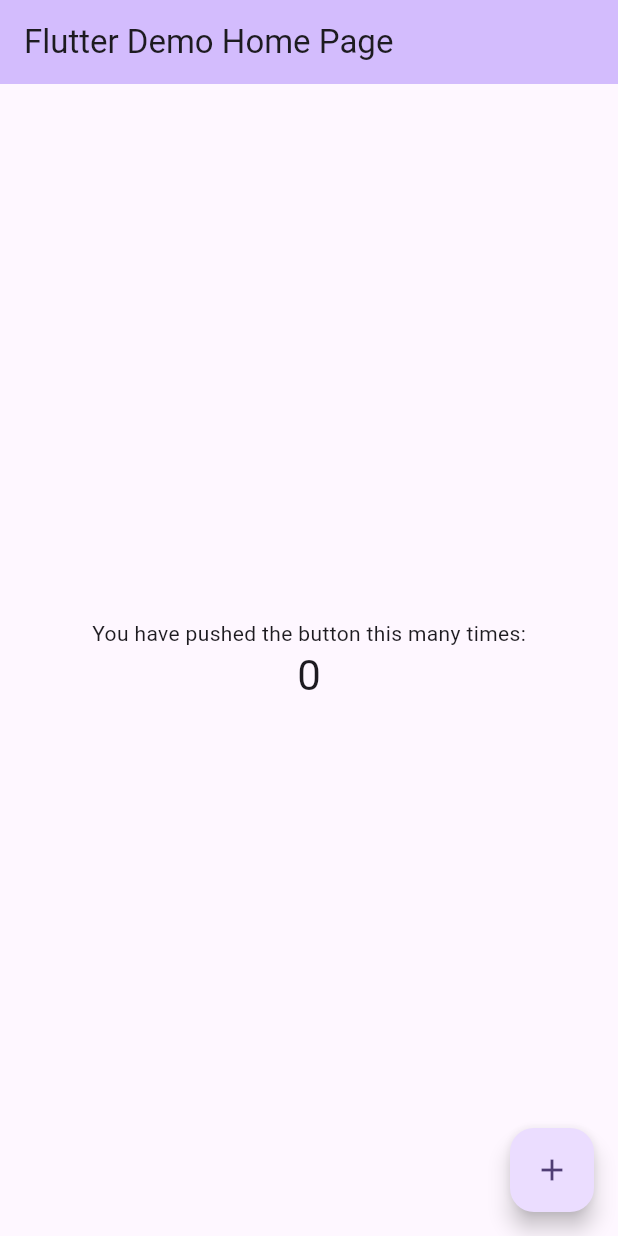
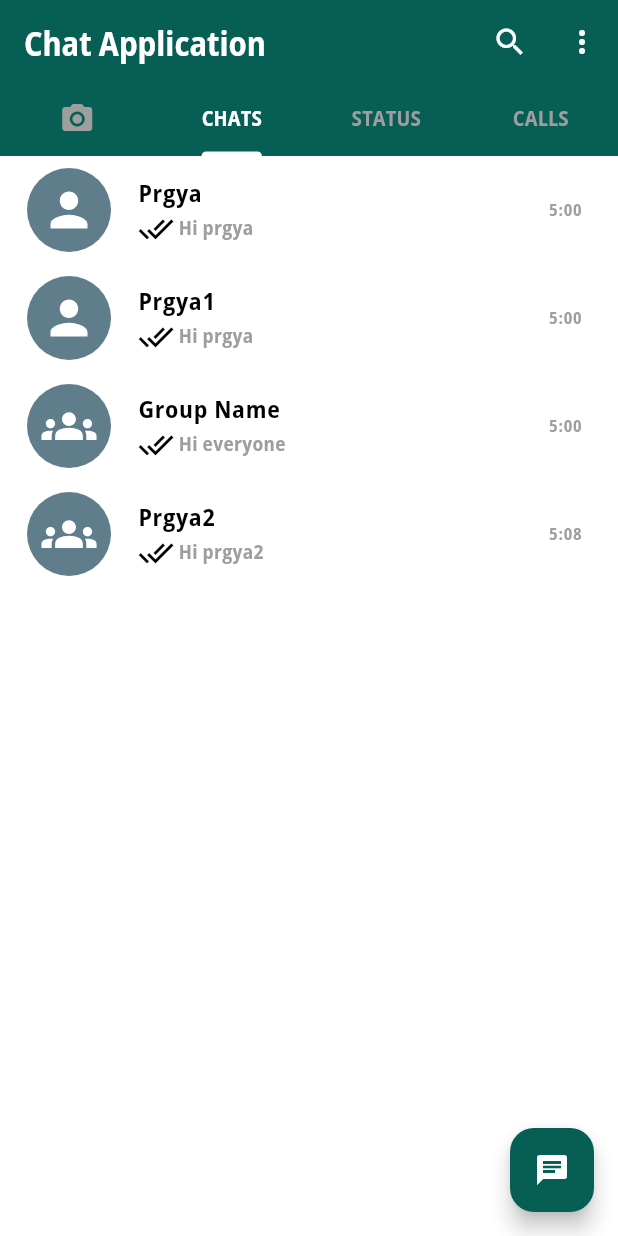
Before and after one commit to ishajangir2002/flutter-chat-application, a Flutter app: the screen it shows after launch, on a phone screen of 412 x 824 dp. Run offline on Flutter 3.47's test engine with Material 2 defaults, Android fonts, the phone set to English and light mode, and no system bars; our stand-ins replace flutter_svg.

Commit message:
chat page is ready

```diff
--- /dev/null
+++ b/lib/CustomUI/CustomCard.dart
@@ -0,0 +1,75 @@
+import 'package:chat_application/Models/Chatmodels.dart';
+import 'package:chat_application/Screens/IndividualScreen.dart';
+import 'package:flutter/material.dart';
+import 'package:flutter_svg/flutter_svg.dart';
+
+class CustomCard extends StatelessWidget {
+  Chatmodels chatmodel;
+
+  CustomCard({
+    super.key,
+    required this.chatmodel,
+  });
+
+  @override
+  Widget build(BuildContext context) {
+    return InkWell(
+      onTap: () {
+        Navigator.push(
+          context,
+          MaterialPageRoute(
+            builder: (context) => Individual(
+              chatModel: chatmodel,
+            ),
+          ),
+        );
+      },
+      child: Column(
+        children: [
+          ListTile(
+            leading: CircleAvatar(
+              radius: 30,
+              backgroundColor: Colors.blueGrey,
+              child: SvgPicture.asset(
+                (chatmodel.isGroup)
+                    ? "assets/groups.svg"
+                    : "assets/Person1.svg",
+                color: Colors.white,
+                height: 37,
+                width: 37,
+              ),
+            ),
+            title: Text(
+              chatmodel.name,
+              style: TextStyle(
+                color: Colors.black,
+                fontSize: 16,
+                fontWeight: FontWeight.bold,
+              ),
+            ),
+            subtitle: Row(
+              children: [
+                Icon(
+                  Icons.done_all,
+                  color: Colors.black,
+                ),
+                SizedBox(width: 3),
+                Text(
+                  chatmodel.currentMessage,
+                  style: TextStyle(
+                    fontSize: 13,
+                    color: Colors.grey,
+                  ),
+                )
+              ],
+            ),
+            trailing: Text(
+              chatmodel.time,
+              style: TextStyle(color: Colors.grey),
+            ),
+          ),
+        ],
+      ),
+    );
+  }
+}
--- /dev/null
+++ b/lib/Models/Chatmodels.dart
@@ -0,0 +1,14 @@
+class Chatmodels {
+  String name;
+  String icon;
+  bool isGroup;
+  String time;
+  String currentMessage;
+  Chatmodels({
+    required this.name,
+    required this.icon,
+    required this.isGroup,
+    required this.time,
+    required this.currentMessage,
+  });
+}
--- /dev/null
+++ b/lib/Screens/HomeScreen.dart
@@ -0,0 +1,135 @@
+import 'package:chat_application/pages/ChatPage.dart';
+import 'package:flutter/material.dart';
+
+class HomeScreen extends StatefulWidget {
+  const HomeScreen({super.key});
+
+  @override
+  State<HomeScreen> createState() => _HomeScreenState();
+}
+
+class _HomeScreenState extends State<HomeScreen>
+    with SingleTickerProviderStateMixin {
+  late TabController _controller;
+
+  @override
+  void initState() {
+    super.initState();
+    _controller = TabController(length: 4, vsync: this, initialIndex: 1);
+  }
+
+  @override
+  Widget build(BuildContext context) {
+    return Scaffold(
+      appBar: AppBar(
+        backgroundColor: const Color(0xff075e54),
+        title: Text(
+          "Chat Application",
+          style: TextStyle(
+            color: Colors.white,
+          ),
+        ),
+        actions: [
+          IconButton(
+            icon: Icon(
+              Icons.search,
+              color: Colors.white,
+            ),
+            onPressed: () {
+              //Naviagte to search Page
+            },
+          ),
+          PopupMenuButton<String>(
+            color: Colors.white,
+            onSelected: (String value) {
+              print(value);
+            },
+            itemBuilder: (BuildContext context) {
+              return [
+                PopupMenuItem(
+                  child: const Text(
+                    "New group",
+                    style: TextStyle(
+                      color: Colors.black,
+                    ),
+                  ),
+                  value: "New group",
+                ),
+                PopupMenuItem(
+                  child: const Text(
+                    "New broadcast",
+                    style: TextStyle(
+                      color: Colors.black,
+                    ),
+                  ),
+                  value: "New broadcast",
+                ),
+                PopupMenuItem(
+                  child: Text(
+                    "Whatsapp Web",
+                    style: TextStyle(
+                      color: Colors.black,
+                    ),
+                  ),
+                  value: "Whatsapp Web",
+                ),
+                PopupMenuItem(
+                  child: Text(
+                    "Starred messages",
+                    style: TextStyle(
+                      color: Colors.black,
+                    ),
+                  ),
+                  value: "Starred messages",
+                ),
+                PopupMenuItem(
+                  child: Text(
+                    "Settings",
+                    style: TextStyle(
+                      color: Colors.black,
+                    ),
+                  ),
+                  value: "Settings",
+                ),
+              ];
+            },
+          ),
+        ],
+        bottom: TabBar(
+          controller: _controller,
+          indicatorColor: Colors.white,
+          labelColor: Colors.white,
+          unselectedLabelColor: Colors.grey,
+          // automaticIndicatorColorAdjustment: true,
+          indicatorSize: TabBarIndicatorSize.label,
+          tabs: [
+            Tab(
+              icon: Icon(
+                Icons.camera_alt,
+                //color: Colors.white,
+              ),
+            ),
+            Tab(
+              text: "CHATS",
+            ),
+            Tab(
+              text: "STATUS",
+            ),
+            Tab(
+              text: "CALLS",
+            ),
+          ],
+        ),
+      ),
+      body: TabBarView(
+        controller: _controller,
+        children: [
+          Text("Camera"),
+          ChatPage(),
+          Text("Status"),
+          Text("Calls"),
+        ],
+      ),
+    );
+  }
+}
--- /dev/null
+++ b/lib/Screens/IndividualScreen.dart
@@ -0,0 +1,25 @@
+import 'package:chat_application/Models/Chatmodels.dart';
+import 'package:flutter/material.dart';
+
+class Individual extends StatefulWidget {
+  Chatmodels chatModel;
+  Individual({
+    super.key,
+    required this.chatModel,
+  });
+
+  @override
+  State<Individual> createState() => _IndividualState();
+}
+
+class _IndividualState extends State<Individual> {
+  @override
+  Widget build(BuildContext context) {
+    return Scaffold(
+      appBar: AppBar(
+        backgroundColor: Theme.of(context).primaryColor,
+        title: Text(widget.chatModel.name),
+      ),
+    );
+  }
+}
--- a/lib/main.dart
+++ b/lib/main.dart
@@ -1,125 +1,37 @@
 import 'package:flutter/material.dart';
+import 'Screens/HomeScreen.dart';
 
 void main() {
   runApp(const MyApp());
 }
 
 class MyApp extends StatelessWidget {
-  const MyApp({super.key});
+  const MyApp({Key? key}) : super(key: key);
 
-  // This widget is the root of your application.
   @override
   Widget build(BuildContext context) {
     return MaterialApp(
-      title: 'Flutter Demo',
+      title: 'Chat Application',
       theme: ThemeData(
-        // This is the theme of your application.
-        //
-        // TRY THIS: Try running your application with "flutter run". You'll see
-        // the application has a blue toolbar. Then, without quitting the app,
-        // try changing the seedColor in the colorScheme below to Colors.green
-        // and then invoke "hot reload" (save your changes or press the "hot
-        // reload" button in a Flutter-supported IDE, or press "r" if you used
-        // the command line to start the app).
-        //
-        // Notice that the counter didn't reset back to zero; the application
-        // state is not lost during the reload. To reset the state, use hot
-        // restart instead.
-        //
-        // This works for code too, not just values: Most code changes can be
-        // tested with just a hot reload.
-        colorScheme: ColorScheme.fromSeed(seedColor: Colors.deepPurple),
-        useMaterial3: true,
+        fontFamily: "OpenSans",
+        colorScheme: const ColorScheme(
+          brightness: Brightness.light,
+          primary: Color(0xff075e54),
+          onPrimary: Colors.white,
+          secondary: Color(0xff075e54),
+          onSecondary: Colors.white,
+          error: Colors.red,
+          onError: Colors.red,
+          background: Colors.white,
+          onBackground: Color(0xff075e54),
+          surface: Colors.white,
+          onSurface: Colors.white,
+        ),
+        // primaryColor: const Color(0xff075e54),
+        // accentColor: const Color(0xff128C7E),
+        useMaterial3: true, // This line can be removed if not needed
       ),
-      home: const MyHomePage(title: 'Flutter Demo Home Page'),
+      home: const HomeScreen(),
     );
   }
 }
-
-class MyHomePage extends StatefulWidget {
-  const MyHomePage({super.key, required this.title});
-
-  // This widget is the home page of your application. It is stateful, meaning
-  // that it has a State object (defined below) that contains fields that affect
-  // how it looks.
-
-  // This class is the configuration for the state. It holds the values (in this
-  // case the title) provided by the parent (in this case the App widget) and
-  // used by the build method of the State. Fields in a Widget subclass are
-  // always marked "final".
-
-  final String title;
-
-  @override
-  State<MyHomePage> createState() => _MyHomePageState();
-}
-
-class _MyHomePageState extends State<MyHomePage> {
-  int _counter = 0;
-
-  void _incrementCounter() {
-    setState(() {
-      // This call to setState tells the Flutter framework that something has
-      // changed in this State, which causes it to rerun the build method below
-      // so that the display can reflect the updated values. If we changed
-      // _counter without calling setState(), then the build method would not be
-      // called again, and so nothing would appear to happen.
-      _counter++;
-    });
-  }
-
-  @override
-  Widget build(BuildContext context) {
-    // This method is rerun every time setState is called, for instance as done
-    // by the _incrementCounter method above.
-    //
-    // The Flutter framework has been optimized to make rerunning build methods
-    // fast, so that you can just rebuild anything that needs updating rather
-    // than having to individually change instances of widgets.
-    return Scaffold(
-      appBar: AppBar(
-        // TRY THIS: Try changing the color here to a specific color (to
-        // Colors.amber, perhaps?) and trigger a hot reload to see the AppBar
-        // change color while the other colors stay the same.
-        backgroundColor: Theme.of(context).colorScheme.inversePrimary,
-        // Here we take the value from the MyHomePage object that was created by
-        // the App.build method, and use it to set our appbar title.
-        title: Text(widget.title),
-      ),
-      body: Center(
-        // Center is a layout widget. It takes a single child and positions it
-        // in the middle of the parent.
-        child: Column(
-          // Column is also a layout widget. It takes a list of children and
-          // arranges them vertically. By default, it sizes itself to fit its
-          // children horizontally, and tries to be as tall as its parent.
-          //
-          // Column has various properties to control how it sizes itself and
-          // how it positions its children. Here we use mainAxisAlignment to
-          // center the children vertically; the main axis here is the vertical
-          // axis because Columns are vertical (the cross axis would be
-          // horizontal).
-          //
-          // TRY THIS: Invoke "debug painting" (choose the "Toggle Debug Paint"
-          // action in the IDE, or press "p" in the console), to see the
-          // wireframe for each widget.
-          mainAxisAlignment: MainAxisAlignment.center,
-          children: <Widget>[
-            const Text(
-              'You have pushed the button this many times:',
-            ),
-            Text(
-              '$_counter',
-              style: Theme.of(context).textTheme.headlineMedium,
-            ),
-          ],
-        ),
-      ),
-      floatingActionButton: FloatingActionButton(
-        onPressed: _incrementCounter,
-        tooltip: 'Increment',
-        child: const Icon(Icons.add),
-      ), // This trailing comma makes auto-formatting nicer for build methods.
-    );
-  }
-}
--- /dev/null
+++ b/lib/pages/ChatPage.dart
@@ -0,0 +1,71 @@
+import 'package:chat_application/CustomUI/CustomCard.dart';
+import 'package:chat_application/Models/Chatmodels.dart';
+import 'package:flutter/material.dart';
+
+class ChatPage extends StatefulWidget {
+  const ChatPage({super.key});
+
+  @override
+  State<ChatPage> createState() => _ChatPageState();
+}
+
+class _ChatPageState extends State<ChatPage> {
+  List<Chatmodels> chats = [
+    // index = 0
+    Chatmodels(
+      name: 'Prgya',
+      icon: 'Person1.svg',
+      isGroup: false,
+      time: '5:00',
+      currentMessage: 'Hi prgya',
+    ),
+    //1
+    Chatmodels(
+      name: 'Prgya1',
+      icon: 'Person1.svg',
+      isGroup: false,
+      time: '5:00',
+      currentMessage: 'Hi prgya',
+    ),
+    //2
+    Chatmodels(
+      name: 'Group Name',
+      icon: 'groups.svg',
+      isGroup: true,
+      time: '5:00',
+      currentMessage: 'Hi everyone',
+    ),
+    Chatmodels(
+      name: 'Prgya2',
+      icon: 'Person1.svg',
+      isGroup: true,
+      time: '5:08',
+      currentMessage: 'Hi prgya2',
+    ),
+  ];
+  @override
+  Widget build(BuildContext context) {
+    return Scaffold(
+      floatingActionButton: FloatingActionButton(
+        // backgroundColor: Theme.of(context).primaryColor,
+        onPressed: () {},
+
+        child: Icon(
+          Icons.chat,
+        ),
+      ),
+      body: ListView.builder(
+        itemCount: chats.length,
+        itemBuilder: (context, index) => CustomCard(
+          chatmodel: Chatmodels(
+            name: chats[index].name,
+            icon: chats[index].icon,
+            isGroup: chats[index].isGroup,
+            time: chats[index].time,
+            currentMessage: chats[index].currentMessage,
+          ),
+        ),
+      ),
+    );
+  }
+}
```
Also changed, not shown: pubspec.yaml (+11 -7 lines), assets/Person1.svg (added), assets/groups.svg (added), font/OpenSans_Condensed-Bold.ttf (added), font/OpenSans_Condensed-Italic.ttf (added), font/OpenSans_Condensed-Regular.ttf (added), font/OpenSans_SemiCondensed-Bold.ttf (added), pubspec.lock.
